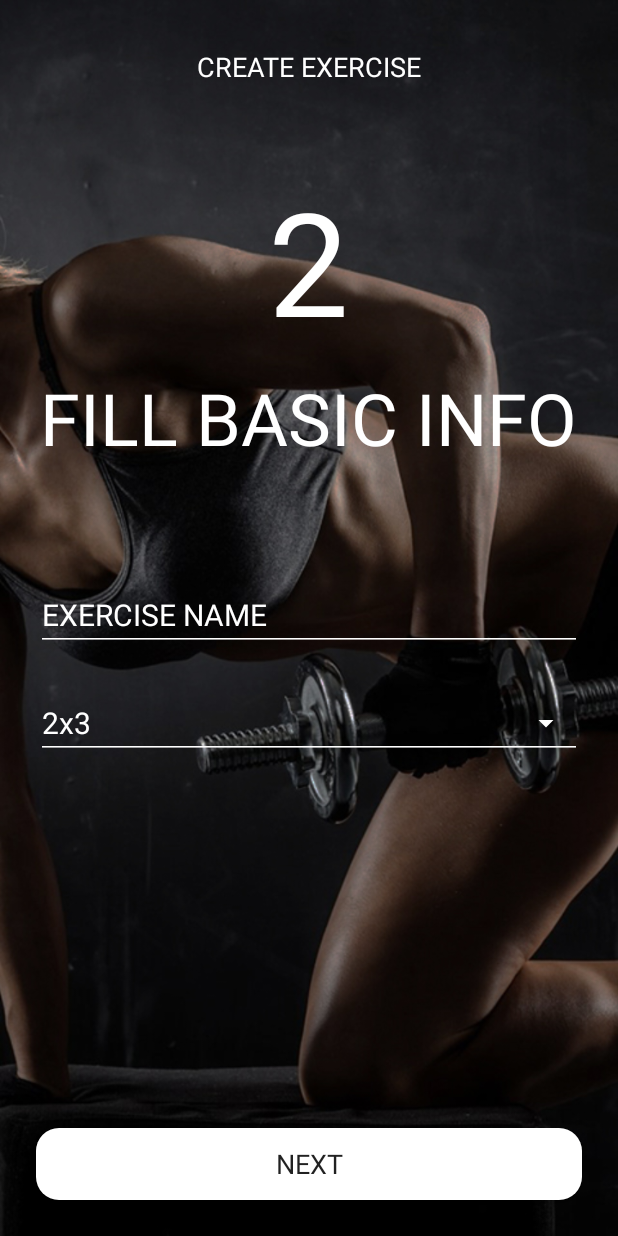
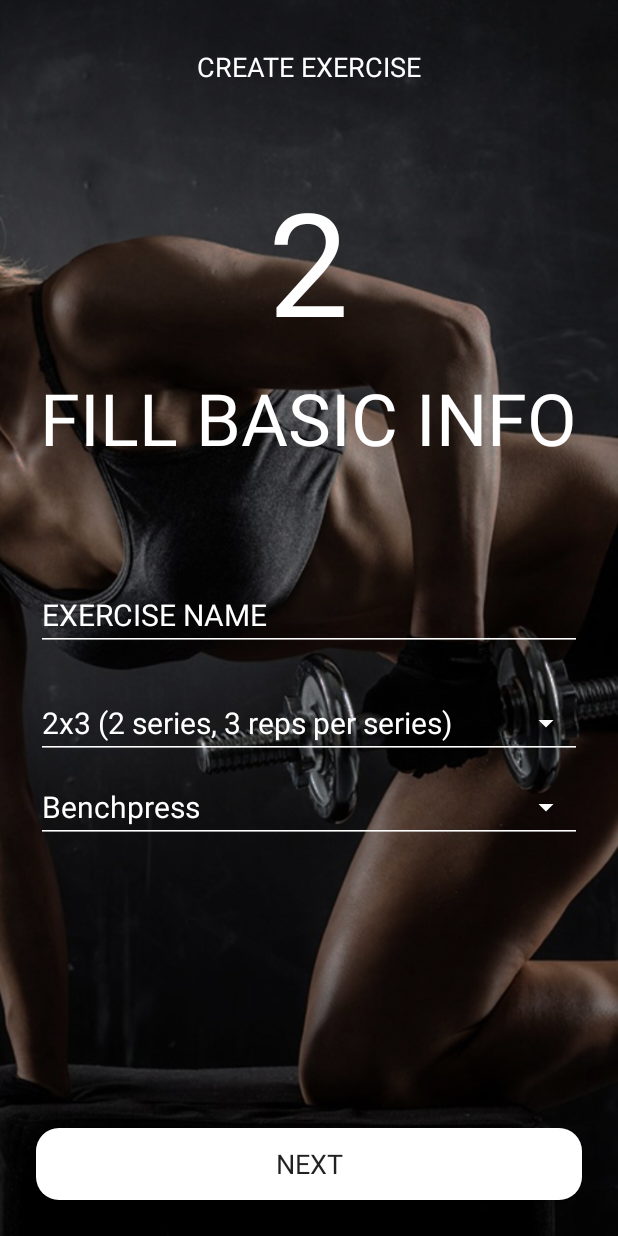
Before and after one commit to koulaond/WorkoutPlanner, an Android app: the StandardSelectTemplateFragment screen opened through its navigation route, on a phone screen of 412 x 824 dp. Run offline under Robolectric (Android 15) with nearby library versions, the phone set to English and light mode, and no system bars; our stand-ins replace Room's generated code; Roboto replaces fonts that are not available here.

Commit message:
UI - database access - templates and exercise body types populated into next screen

```diff
--- a/app/src/main/java/com/example/workoutplanner/StandardSelectTemplateFragment.kt
+++ b/app/src/main/java/com/example/workoutplanner/StandardSelectTemplateFragment.kt
@@ -11,8 +11,11 @@ import android.widget.Toast
 import androidx.lifecycle.Observer
 import androidx.lifecycle.ViewModelProviders
 import androidx.navigation.findNavController
+import com.example.workoutplanner.db.repository.ExerciseBodyPartRepository
+import com.example.workoutplanner.domain.ExerciseBodyType
 import com.example.workoutplanner.domain.Template
 import com.example.workoutplanner.listeners.AppSpinnerListener
+import com.example.workoutplanner.view.BodyPartViewModel
 import com.example.workoutplanner.view.TemplateViewModel
 import kotlinx.android.synthetic.main.fragment_standard_select_template.*
 
@@ -22,56 +25,55 @@ class StandardSelectTemplateFragment : Fragment() {
         const val newWordActivityRequestCode = 1
     }
 
-    lateinit var bodyPartsSpinnerListener: AppSpinnerListener
-    lateinit var templateSpinnerListener: AppSpinnerListener
 
     lateinit var templateViewModel: TemplateViewModel
+    lateinit var exerciseBodyPartViewModel: BodyPartViewModel
 
     override fun onCreateView(inflater: LayoutInflater, container: ViewGroup?, savedInstanceState: Bundle?): View? {
-        templateViewModel = ViewModelProviders.of(this).get(TemplateViewModel::class.java)
-
-        val templates = resources.getStringArray(R.array.exerciseTemplates)
-        val bodyParts = resources.getStringArray(R.array.exerciseBodyParts)
-
-        this.templateSpinnerListener = AppSpinnerListener(templates, templates[0])
-        this.bodyPartsSpinnerListener = AppSpinnerListener(bodyParts, bodyParts[0])
+        val viewModelProvider = ViewModelProviders.of(this)
+        templateViewModel = viewModelProvider.get(TemplateViewModel::class.java)
+        exerciseBodyPartViewModel = viewModelProvider.get(BodyPartViewModel::class.java)
 
         return inflater.inflate(R.layout.fragment_standard_select_template, container, false)
     }
 
     override fun onViewCreated(view: View, savedInstanceState: Bundle?) {
         btnStandardBasicNext.setOnClickListener {
-            if (templateSpinnerListener.selectedItem.equals(templateSpinnerListener.emptyValue)) {
-                Toast.makeText(context, "Select template", Toast.LENGTH_SHORT).show()
-
-            } else if (bodyPartsSpinnerListener.selectedItem.equals(bodyPartsSpinnerListener.emptyValue)) {
-                Toast.makeText(context, "Select body part", Toast.LENGTH_SHORT).show()
-
-            } else {
             it.findNavController().navigate(R.id.action_to_reps)
-            }
         }
         view?.let {
             val templateSpinner: Spinner = it.findViewById(R.id.templateSpinner)
             val bodyPartSpinner: Spinner = it.findViewById(R.id.exerciseBodyPartSpinner)
 
-            templateSpinner.onItemSelectedListener = templateSpinnerListener
-            bodyPartSpinner.onItemSelectedListener = bodyPartsSpinnerListener
 
             // Init spinners
             templateViewModel.allTemplates.observe(this, Observer { templates ->
-                templates?.let { data -> initAdapterForSpinner(R.array.exerciseTemplates, templateSpinner, data) }
+                templates?.let { data ->
+                    var arrayAdapter = ArrayAdapter<Template>(context, R.layout.spinner_color_layout)
+                    arrayAdapter.setDropDownViewResource(R.layout.spiner_dropdown_layout)
+                    arrayAdapter.addAll(data.map { template -> template })
+                    templateSpinner.adapter = arrayAdapter
+                }
+            })
+
+            exerciseBodyPartViewModel.allExerciseBodyTypes.observe(this, Observer { exerciseBodyTypes ->
+                exerciseBodyTypes?.let { data ->
+                    var arrayAdapter = ArrayAdapter<ExerciseBodyType>(context, R.layout.spinner_color_layout)
+                    arrayAdapter.setDropDownViewResource(R.layout.spiner_dropdown_layout)
+                    arrayAdapter.addAll(data.map { bodyType -> bodyType })
+                    bodyPartSpinner.adapter = arrayAdapter
+                }
             })
 
             super.onViewCreated(view, savedInstanceState)
         }
     }
-        fun initAdapterForSpinner(arrayResource: Int, spinner: Spinner, data: Array<Template>) {
+
+    fun initAdapterForSpinner(spinner: Spinner, data: Array<Template>) {
         var arrayAdapter = ArrayAdapter<Template>(context, R.layout.spinner_color_layout)
         arrayAdapter.setDropDownViewResource(R.layout.spiner_dropdown_layout)
-            arrayAdapter.addAll(data.map {
-//                template ->  "${template.series}x${template.reps}"
-                template -> template
+        arrayAdapter.addAll(data.map { template ->
+            template
         })
         spinner.adapter = arrayAdapter
     }
--- a/app/src/main/java/com/example/workoutplanner/db/AbstractDatabase.kt
+++ b/app/src/main/java/com/example/workoutplanner/db/AbstractDatabase.kt
@@ -4,17 +4,23 @@ import android.content.Context
 import androidx.room.Database
 import androidx.room.Room
 import androidx.room.RoomDatabase
+import androidx.room.TypeConverters
 import androidx.sqlite.db.SupportSQLiteDatabase
+import com.example.workoutplanner.db.dao.ExerciseBodyTypeDao
 import com.example.workoutplanner.db.dao.TemplateDao
+import com.example.workoutplanner.domain.ExerciseBodyType
 import com.example.workoutplanner.domain.Template
 import kotlinx.coroutines.CoroutineScope
 import kotlinx.coroutines.Dispatchers
 import kotlinx.coroutines.launch
 
-@Database(entities = [Template::class], version = 1)
+@Database(entities = [Template::class, ExerciseBodyType::class], version = 1)
+@TypeConverters(DatabaseTypeConverters::class)
 abstract class AbstractDatabase : RoomDatabase() {
 
     abstract fun templateDao(): TemplateDao
+
+    abstract fun exerciseBodyTypeDao(): ExerciseBodyTypeDao
 
     companion object {
         @Volatile
@@ -29,7 +35,7 @@ abstract class AbstractDatabase : RoomDatabase() {
                 val instance = Room.databaseBuilder(
                     context.applicationContext,
                     AbstractDatabase::class.java,
-                    "Word_database"
+                    "workout_database"
                 )
                     .fallbackToDestructiveMigration()
                     .addCallback(TemplateDatabaseCallback(scope))
@@ -48,23 +54,77 @@ abstract class AbstractDatabase : RoomDatabase() {
             super.onOpen(db)
             INSTANCE?.let { database ->
                 scope.launch(Dispatchers.IO) {
-                    populateDatabase(database.templateDao())
+                    populateDatabase(database.templateDao(), database.exerciseBodyTypeDao())
                 }
             }
         }
 
-        fun populateDatabase(templateDao: TemplateDao) {
-            templateDao.deleteAll()
+        fun populateDatabase(templateDao: TemplateDao, exerciseBodyTypeDao: ExerciseBodyTypeDao) {
 
-            var template = Template(1, 2, 3)
-            templateDao.insert(template)
 
-            template = Template(2, 2, 4)
-            templateDao.insert(template)
+            if (templateDao.count() == 0) {
+                arrayOf(
+                    Template(1, 2, 3),
+                    Template(2, 2, 4),
+                    Template(3, 2, 5),
+                    Template(4, 2, 6),
+                    Template(5, 3, 3),
+                    Template(6, 3, 4),
+                    Template(7, 3, 5),
+                    Template(8, 3, 6),
+                    Template(9, 4, 3),
+                    Template(10, 4, 4),
+                    Template(11, 4, 5),
+                    Template(12, 4, 6)
+                ).forEach { template -> templateDao.insert(template) }
+            }
 
-            template = Template(3, 2, 5)
-            templateDao.insert(template)
-
+            if (exerciseBodyTypeDao.count() == 0) {
+                arrayOf(
+                    ExerciseBodyType(
+                        1,
+                        "Benchpress",
+                        "One of the fundamental exercises focused on chest, triceps and shoulders",
+                        arrayListOf("CHEST", "TRICEPS", "SHOULDERS")
+                    ),
+                    ExerciseBodyType(
+                        2,
+                        "Squats",
+                        "One of the fundamental exercises focused on legs",
+                        arrayListOf("LEGS")
+                    ),
+                    ExerciseBodyType(
+                        3,
+                        "Deadlift",
+                        "One of the fundamental exercises that covers 80% of body muscle",
+                        arrayListOf("BACK", "LEGS", "SHOULDERS", "CORE", "CHEST")
+                    ),
+                    ExerciseBodyType(
+                        4,
+                        "Clean and jerk",
+                        "This exercises covers mainly shoulders, then legs and lower back",
+                        arrayListOf("SHOULDERS", "LEGS", "BACK")
+                    ),
+                    ExerciseBodyType(
+                        5,
+                        "Pullover",
+                        "Very powerful core exercise",
+                        arrayListOf("CHEST", "BACK", "TRICEPS")
+                    ),
+                    ExerciseBodyType(
+                        6,
+                        "Pullups",
+                        "Basic exercise for mastering back and core deep muscles",
+                        arrayListOf("BACK", "CORE", "BICEPS")
+                    ),
+                    ExerciseBodyType(
+                        7,
+                        "Yates rows",
+                        "Back and rear shoulders exercises",
+                        arrayListOf("BACK", "SHOULDERS")
+                    )
+                ).forEach { bodyType -> exerciseBodyTypeDao.insert(bodyType) }
+            }
         }
     }
 }
--- /dev/null
+++ b/app/src/main/java/com/example/workoutplanner/db/DatabaseTypeConverters.kt
@@ -0,0 +1,16 @@
+package com.example.workoutplanner.db
+
+import androidx.room.TypeConverter
+
+class DatabaseTypeConverters {
+
+    @TypeConverter
+    fun fromListOfStrings(items: List<String>): String {
+        return items.joinToString(",")
+    }
+
+    @TypeConverter
+    fun toListOfStrings(itemsInStr: String): List<String> {
+        return itemsInStr.split(",")
+    }
+}
--- /dev/null
+++ b/app/src/main/java/com/example/workoutplanner/db/dao/ExerciseBodyTypeDao.kt
@@ -0,0 +1,19 @@
+package com.example.workoutplanner.db.dao
+
+import androidx.lifecycle.LiveData
+import androidx.room.Dao
+import androidx.room.Query
+import com.example.workoutplanner.domain.ExerciseBodyType
+
+@Dao
+interface ExerciseBodyTypeDao : AbstractDao<ExerciseBodyType> {
+
+    @Query("select * from exercise_body_type")
+    fun getAllBodyParts(): LiveData<Array<ExerciseBodyType>>
+
+    @Query(value = "select count(*) from exercise_body_type")
+    fun count(): Int
+
+    @Query("DELETE FROM exercise_body_type")
+    fun deleteAll()
+}
--- a/app/src/main/java/com/example/workoutplanner/db/dao/TemplateDao.kt
+++ b/app/src/main/java/com/example/workoutplanner/db/dao/TemplateDao.kt
@@ -11,6 +11,9 @@ interface TemplateDao : AbstractDao<Template> {
     @Query("select * from template")
     fun getAllTemplates(): LiveData<Array<Template>>
 
+    @Query(value = "select count(*) from template")
+    fun count(): Int
+
     @Query("DELETE FROM template")
     fun deleteAll()
 }
--- /dev/null
+++ b/app/src/main/java/com/example/workoutplanner/db/repository/ExerciseBodyPartRepository.kt
@@ -0,0 +1,26 @@
+package com.example.workoutplanner.db.repository
+
+import androidx.annotation.WorkerThread
+import androidx.lifecycle.LiveData
+import com.example.workoutplanner.db.dao.ExerciseBodyTypeDao
+import com.example.workoutplanner.domain.ExerciseBodyType
+
+class ExerciseBodyPartRepository(private val eexeciseBodyPartDao: ExerciseBodyTypeDao) {
+
+    val allExerciseBodyParts: LiveData<Array<ExerciseBodyType>> = eexeciseBodyPartDao.getAllBodyParts()
+
+    @WorkerThread
+    fun insert(item: ExerciseBodyType) {
+        eexeciseBodyPartDao.insert(item)
+    }
+
+    @WorkerThread
+    fun update(item: ExerciseBodyType) {
+        eexeciseBodyPartDao.update(item)
+    }
+
+    @WorkerThread
+    fun delete(item: ExerciseBodyType) {
+        eexeciseBodyPartDao.delete(item)
+    }
+}
--- /dev/null
+++ b/app/src/main/java/com/example/workoutplanner/domain/ExerciseBodyType.kt
@@ -0,0 +1,15 @@
+package com.example.workoutplanner.domain
+
+import androidx.room.ColumnInfo
+import androidx.room.Entity
+import androidx.room.PrimaryKey
+
+@Entity(tableName = "exercise_body_type")
+data class ExerciseBodyType(@PrimaryKey var id: Long,
+                            @ColumnInfo(name = "label") var label: String,
+                            @ColumnInfo(name = "description") var description: String,
+                            @ColumnInfo(name = "active_parts") var activeParts: List<String>){
+    override fun toString(): String {
+        return label
+    }
+}
--- a/app/src/main/java/com/example/workoutplanner/domain/Template.kt
+++ b/app/src/main/java/com/example/workoutplanner/domain/Template.kt
@@ -7,6 +7,6 @@ import androidx.room.PrimaryKey
 @Entity(tableName = "template")
 data class Template(@PrimaryKey var id: Long, @ColumnInfo(name = "series") var series: Long, @ColumnInfo(name = "reps") var reps: Long){
     override fun toString(): String {
-        return "${series}x${reps}"
+        return "${series}x${reps} (${series} series, ${reps} reps per series)"
     }
 }
--- a/app/src/main/java/com/example/workoutplanner/listeners/AppSpinnerListener.kt
+++ b/app/src/main/java/com/example/workoutplanner/listeners/AppSpinnerListener.kt
@@ -3,13 +3,13 @@ package com.example.workoutplanner.listeners
 import android.view.View
 import android.widget.AdapterView
 
-class AppSpinnerListener : AdapterView.OnItemSelectedListener {
+class AppSpinnerListener<T> : AdapterView.OnItemSelectedListener {
 
-    var items: Array<String>
-    var selectedItem: String
-    var emptyValue: String
+    var items: Array<T>
+    var selectedItem: T
+    var emptyValue: T
 
-    constructor(items: Array<String>, emptyValue: String) {
+    constructor(items: Array<T>, emptyValue: T) {
         this.items = items
         this.selectedItem = items[0]
         this.emptyValue = emptyValue
--- /dev/null
+++ b/app/src/main/java/com/example/workoutplanner/view/BodyPartViewModel.kt
@@ -0,0 +1,26 @@
+package com.example.workoutplanner.view
+
+import android.app.Application
+import androidx.lifecycle.AndroidViewModel
+import androidx.lifecycle.LiveData
+import androidx.lifecycle.viewModelScope
+import com.example.workoutplanner.db.AbstractDatabase
+import com.example.workoutplanner.db.dao.ExerciseBodyTypeDao
+import com.example.workoutplanner.db.repository.ExerciseBodyPartRepository
+import com.example.workoutplanner.domain.ExerciseBodyType
+
+class BodyPartViewModel(application: Application) : AndroidViewModel(application)  {
+    private val exerciseBodyPartRepository: ExerciseBodyPartRepository
+
+    val allExerciseBodyTypes: LiveData<Array<ExerciseBodyType>>
+
+    init {
+        val exerciseBodyTypeDao: ExerciseBodyTypeDao = AbstractDatabase.getDatabase(application, viewModelScope).exerciseBodyTypeDao()
+        this.exerciseBodyPartRepository = ExerciseBodyPartRepository(exerciseBodyTypeDao)
+        this.allExerciseBodyTypes = exerciseBodyPartRepository.allExerciseBodyParts
+    }
+
+    fun insert(exerciseBodyType: ExerciseBodyType)  {
+        exerciseBodyPartRepository.insert(exerciseBodyType)
+    }
+}
--- a/app/src/main/java/com/example/workoutplanner/view/TemplateViewModel.kt
+++ b/app/src/main/java/com/example/workoutplanner/view/TemplateViewModel.kt
@@ -18,7 +18,7 @@ class TemplateViewModel(application: Application) : AndroidViewModel(application
     init {
         val templateDao: TemplateDao = AbstractDatabase.getDatabase(application, viewModelScope).templateDao()
         this.templateRepository = TemplateRepository(templateDao)
-        allTemplates = templateRepository.allTemplates
+        this.allTemplates = templateRepository.allTemplates
     }
 
     fun insert(template: Template)  {
--- a/app/src/main/res/layout/spinner_color_layout.xml
+++ b/app/src/main/res/layout/spinner_color_layout.xml
@@ -4,5 +4,4 @@
                  android:layout_height="wrap_content"
                  android:textSize="20sp"
                  android:textColor="@color/inputFieldWhite">
-
 </TextView>
```
Lines whose indentation alone changed are shown as unchanged.
